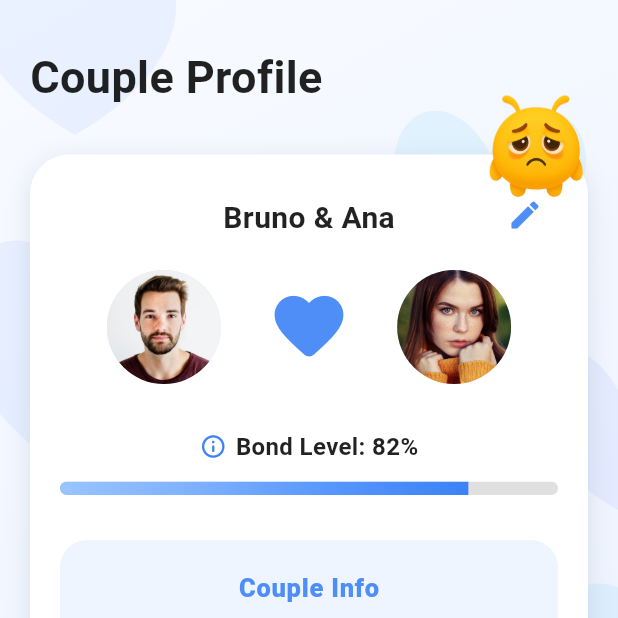
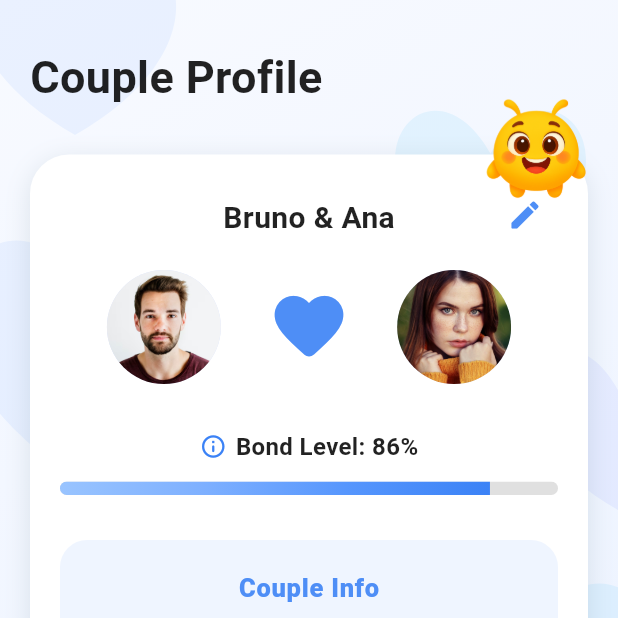
Before and after one commit to Tomasalexpt30/IPM_Bonded, a Flutter app: the screen it shows after launch, item 3 of the bottom bar chosen, on a phone screen of 412 x 824 dp, the top half of it. Run offline on Flutter 3.47's test engine with Material 3 defaults, Android fonts, the light colour scheme and no system bars; our stand-ins replace fl_chart; Roboto replaces fonts that are missing (Poppins).

Commit message:
Bonded APP Version 9.2
- Couple Page with bond level compatible with controler

```diff
--- a/lib/bondie/pages/stats/bondie_stats_controller.dart
+++ b/lib/bondie/pages/stats/bondie_stats_controller.dart
@@ -6,9 +6,9 @@
   double affection;
 
   BondieStatsController({
-    this.connection = 0.10,
-    this.energy = 0.10,
-    this.affection = 0.10,
+    this.connection = 0.91,
+    this.energy = 0.82,
+    this.affection = 0.86,
   });
 
   void updateStats({
--- a/lib/main.dart
+++ b/lib/main.dart
@@ -58,7 +58,7 @@
     _pages = [
       HomePage(bondieStats: bondieStats),
       const CalendarPage(),
-      CoupleProfilePage(),   // ← abre aqui
+      CoupleProfilePage(controller: bondieStats),   // ← abre aqui
       const Center(child: Text("Settings page coming soon")),
     ];
   }
--- a/lib/pages/profiles/couple/couple_profile_page.dart
+++ b/lib/pages/profiles/couple/couple_profile_page.dart
@@ -4,11 +4,17 @@
 import 'sections/couple_profile_chart.dart';
 import 'sections/couple_profile_achivements.dart';
 import 'sections/couple_profile_info.dart';
+import 'package:bondedapp/bondie/pages/stats/bondie_stats_controller.dart';
 
 class CoupleProfilePage extends StatelessWidget {
-  const CoupleProfilePage({super.key});
+  final BondieStatsController controller; // ⭐ RECEBE O CONTROLLER VERDADEIRO
 
-  // Dummy History Data
+  const CoupleProfilePage({
+    super.key,
+    required this.controller, // ⭐ OBRIGATÓRIO
+  });
+
+  // Dummy History Data (para o gráfico — não relacionado ao controller)
   final List<double> bondHistory = const [0.82, 0.80, 0.85, 0.83, 0.87, 0.88, 0.90];
   final List<double> energyHistory = const [0.60, 0.58, 0.65, 0.62, 0.61, 0.67, 0.70];
   final List<double> moodHistory = const [0.75, 0.78, 0.77, 0.80, 0.82, 0.79, 0.85];
@@ -48,6 +54,7 @@
                   // INFO COMPLETA
                   // ============================
                   CoupleProfileInfo(
+                    controller: controller, // ⭐ PASSA O CONTROLLER REAL
                     relationshipStartDate: DateTime(2023, 11, 15),
                     tripsTogether: 2,
                     songTitle: "Kiss of Life",
@@ -99,8 +106,6 @@
       ),
     );
   }
-
-
 
   // -------------------------------------------------------------------------
   // SECTION TITLE
--- a/lib/pages/profiles/couple/sections/couple_profile_info.dart
+++ b/lib/pages/profiles/couple/sections/couple_profile_info.dart
@@ -1,5 +1,6 @@
 import 'dart:math';
 import 'package:flutter/material.dart';
+import 'package:bondedapp/bondie/pages/stats/bondie_stats_controller.dart';
 
 class CoupleProfileInfo extends StatefulWidget {
   final DateTime relationshipStartDate;
@@ -8,6 +9,8 @@
   final String songArtist;
   final String albumCover;
 
+  final BondieStatsController controller; // ADICIONADO
+
   const CoupleProfileInfo({
     super.key,
     required this.relationshipStartDate,
@@ -15,6 +18,7 @@
     required this.songTitle,
     required this.songArtist,
     required this.albumCover,
+    required this.controller, // ADICIONADO
   });
 
   @override
@@ -25,8 +29,6 @@
     with SingleTickerProviderStateMixin {
 
   late final AnimationController _controller;
-
-  double bondLevel = 0.82;
 
   @override
   void initState() {
@@ -47,6 +49,9 @@
   Widget build(BuildContext context) {
     final now = DateTime.now();
     final daysTogether = now.difference(widget.relationshipStartDate).inDays;
+
+    // ⭐ NOVO: bond level vindo do controller
+    final double bondLevel = widget.controller.avg;
 
     return Container(
       width: double.infinity,
@@ -111,7 +116,7 @@
 
           const SizedBox(height: 30),
 
-          // ⭐ BOND LEVEL BLOCK CLICKABLE
+          // ⭐ BOND LEVEL BLOCK — AGORA DINÂMICO
           GestureDetector(
             onTap: () => _showBondLevelInfoSheet(context),
             child: Column(
@@ -119,10 +124,10 @@
                 Row(
                   mainAxisAlignment: MainAxisAlignment.center,
                   children: [
-                    Icon(
+                    const Icon(
                       Icons.info_outline_rounded,
                       size: 18,
-                      color: const Color(0xFF3B82F6),
+                      color: Color(0xFF3B82F6),
                     ),
                     const SizedBox(width: 6),
 
@@ -147,7 +152,7 @@
                     decoration: BoxDecoration(color: Colors.grey[300]),
                     child: FractionallySizedBox(
                       alignment: Alignment.centerLeft,
-                      widthFactor: bondLevel,
+                      widthFactor: bondLevel, // ⭐ AGORA USA O CONTROLLER
                       child: Container(
                         decoration: const BoxDecoration(
                           gradient: LinearGradient(
@@ -285,7 +290,9 @@
     );
   }
 
+  // ======================================================
   // BOTTOM SHEET
+  // ======================================================
   void _showBondLevelInfoSheet(BuildContext context) {
     showModalBottomSheet(
       context: context,
```
